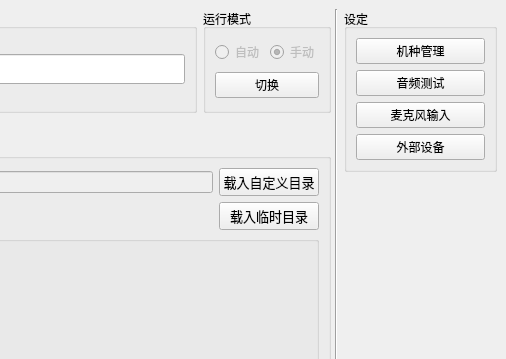
YeeeeRQ/SpeakerTest, file mainwindow.ui: the form before one commit; both pictures show x 518 to 1024 and y 0 to 359 of the 1024 by 768 pixel window.
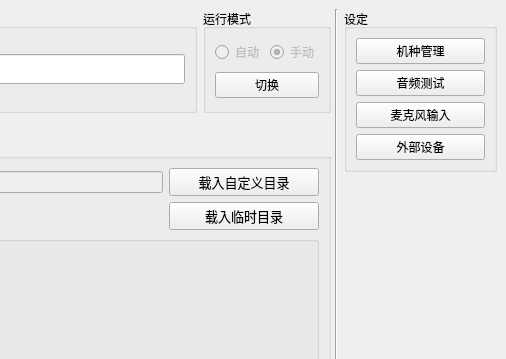
The form after the commit. Custom widgets are drawn as their Qt base class.

Patch:
```diff
--- a/mainwindow.ui
+++ b/mainwindow.ui
@@ -252,7 +252,7 @@
                    <widget class="QPushButton" name="btnLoadWavDir">
                     <property name="minimumSize">
                      <size>
-                      <width>100</width>
+                      <width>150</width>
                       <height>0</height>
                      </size>
                     </property>
@@ -287,7 +287,7 @@
                    <widget class="QPushButton" name="btnLoadTempWavDir">
                     <property name="minimumSize">
                      <size>
-                      <width>100</width>
+                      <width>150</width>
                       <height>0</height>
                      </size>
                     </property>
```
Left out of the diff: 2 changed lines with no effect on the pictures.
